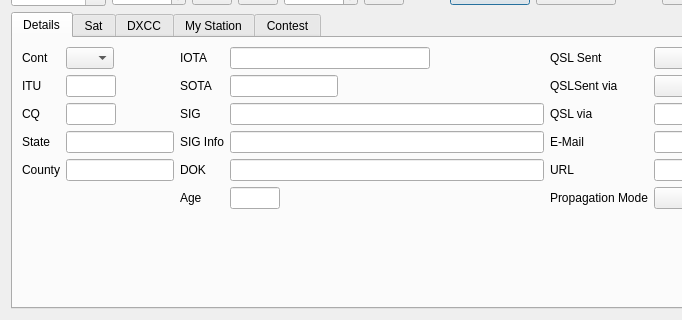
k5mcd/QLog, file ui/NewContactWidget.ui: the form before one commit; both pictures show x 0 to 682 and y 302 to 622 of the 1340 by 622 pixel window.
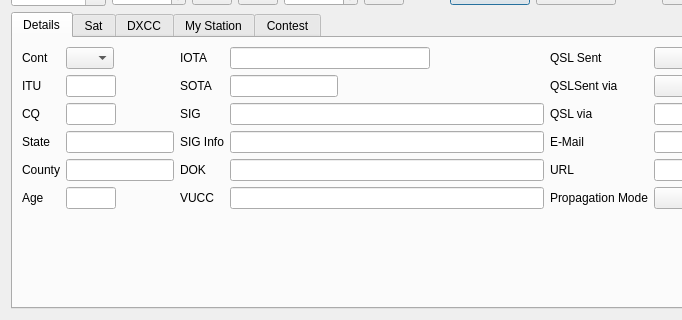
The form after the commit. Icons and pictures are not drawn. Custom widgets are drawn as their Qt base class.

Commit message: New Contact: Added VUCC

The edit to the form file:
```diff
--- a/ui/NewContactWidget.ui
+++ b/ui/NewContactWidget.ui
@@ -857,6 +857,32 @@
            </property>
           </widget>
          </item>
+         <item row="5" column="0">
+          <widget class="QLabel" name="ageLabel">
+           <property name="text">
+            <string>Age</string>
+           </property>
+          </widget>
+         </item>
+         <item row="5" column="1">
+          <widget class="QLineEdit" name="ageEdit">
+           <property name="sizePolicy">
+            <sizepolicy hsizetype="Fixed" vsizetype="Fixed">
+             <horstretch>0</horstretch>
+             <verstretch>0</verstretch>
+            </sizepolicy>
+           </property>
+           <property name="maximumSize">
+            <size>
+             <width>50</width>
+             <height>16777215</height>
+            </size>
+           </property>
+           <property name="focusPolicy">
+            <enum>Qt::ClickFocus</enum>
+           </property>
+          </widget>
+         </item>
         </layout>
        </item>
        <item>
@@ -956,26 +982,14 @@
           </widget>
          </item>
          <item row="5" column="0">
-          <widget class="QLabel" name="ageLabel">
+          <widget class="QLabel" name="vuccLabel">
            <property name="text">
-            <string>Age</string>
+            <string>VUCC</string>
            </property>
           </widget>
          </item>
          <item row="5" column="1">
-          <widget class="QLineEdit" name="ageEdit">
-           <property name="sizePolicy">
-            <sizepolicy hsizetype="Fixed" vsizetype="Fixed">
-             <horstretch>0</horstretch>
-             <verstretch>0</verstretch>
-            </sizepolicy>
-           </property>
-           <property name="maximumSize">
-            <size>
-             <width>50</width>
-             <height>16777215</height>
-            </size>
-           </property>
+          <widget class="QLineEdit" name="vuccEdit">
            <property name="focusPolicy">
             <enum>Qt::ClickFocus</enum>
            </property>
```
Left out of the diff: 6 changed lines with no effect on the pictures. The commit also changes 1 other file.
